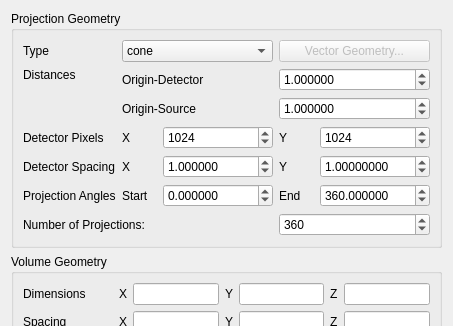
Above: modules/AstraReconstruction/ProjectionParameters.ui from 3dct/open_iA before the change; both pictures show x 0 to 453 and y 0 to 326 of the 453 by 677 pixel window. Below: the same form after it.
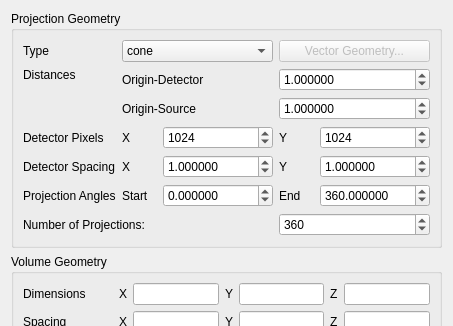
That is the form after the change.

Commit message: ASTRA: UI - Fix tab order, max decimals

Patch:
```diff
--- a/modules/AstraReconstruction/ProjectionParameters.ui
+++ b/modules/AstraReconstruction/ProjectionParameters.ui
@@ -384,7 +384,7 @@
            </size>
           </property>
           <property name="decimals">
-           <number>8</number>
+           <number>6</number>
           </property>
           <property name="minimum">
            <double>0.000001000000000</double>
```
Left out of the diff: 7 changed lines with no effect on the pictures.
